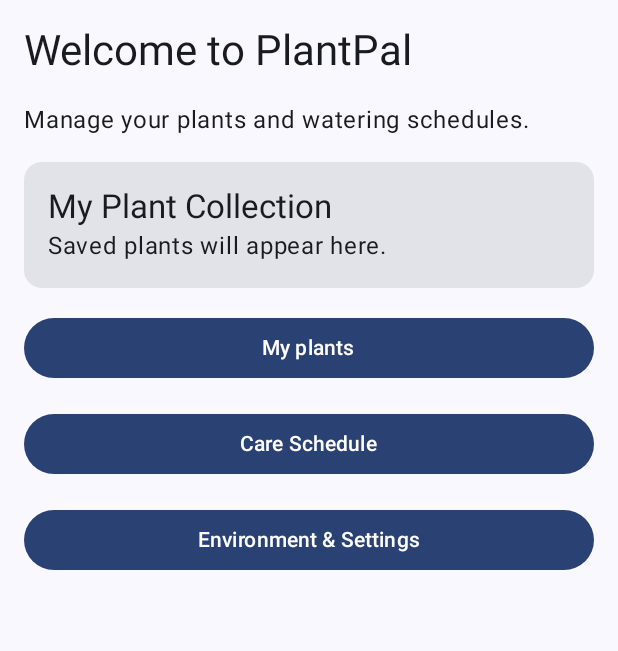
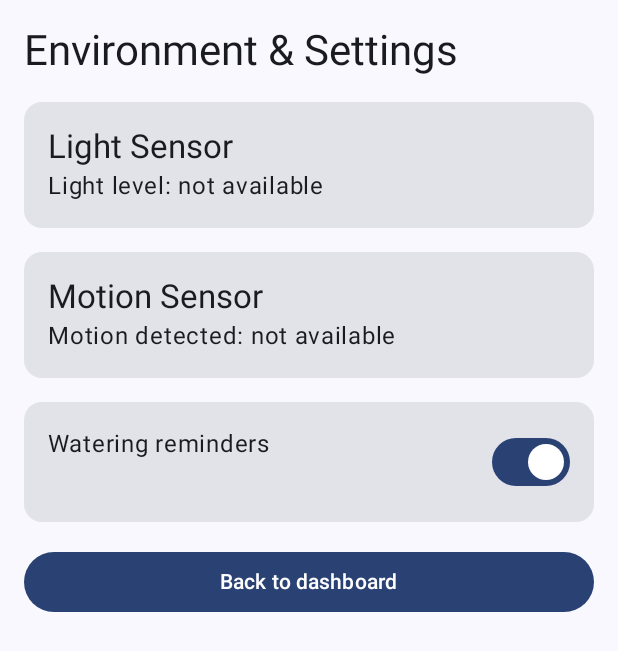
Before and after one commit to S00269936/PlantPal_MobileApplications, an Android app built with Jetpack Compose: the screen it shows after launch (MainActivity), after a tap on "Environment & Settings", on a phone screen of 412 x 824 dp. Shown: the top 651 px of the screen. Run offline under Robolectric (Android 15) with nearby library versions, the phone set to English and light mode, and no system bars.

Commit message:
enviormebt screen created

```diff
--- a/app/src/main/java/com/example/plantpal/MainActivity.kt
+++ b/app/src/main/java/com/example/plantpal/MainActivity.kt
@@ -17,6 +17,7 @@ import com.example.plantpal.ui.theme.PlantPalTheme
 import com.example.plantpal.screens.PlantDetailsScreen
 import com.example.plantpal.screens.PlantFormScreen
 import com.example.plantpal.screens.CareScheduleScreen
+import com.example.plantpal.screens.EnvironmentScreen
 
 class MainActivity : ComponentActivity() {
 
@@ -42,6 +43,9 @@ class MainActivity : ComponentActivity() {
                                 },
                                 onScheduleClick = {
                                     navController.navigate("careschedule")
+                                },
+                                onEnvironmentClick = {
+                                    navController.navigate("environment")
                                 }
                             )
                         }
@@ -79,6 +83,13 @@ class MainActivity : ComponentActivity() {
                                 }
                             )
                         }
+                        composable("environment") {
+                            EnvironmentScreen(
+                                onBackClick = {
+                                    navController.popBackStack()
+                                }
+                            )
+                        }
                     }
                 }
             }
--- a/app/src/main/java/com/example/plantpal/screens/DashboardScreen.kt
+++ b/app/src/main/java/com/example/plantpal/screens/DashboardScreen.kt
@@ -9,7 +9,8 @@ import androidx.compose.ui.unit.dp
 @Composable
 fun DashboardScreen(
     onMyPlantsClick: () -> Unit,
-    onScheduleClick: () -> Unit
+    onScheduleClick: () -> Unit,
+    onEnvironmentClick: () -> Unit
 ) {
     Column(
         modifier = Modifier.fillMaxSize()
@@ -50,7 +51,7 @@ fun DashboardScreen(
             Text("Care Schedule")
         }
         Button(
-            onClick = {},
+            onClick = onEnvironmentClick,
             modifier = Modifier.fillMaxWidth()
         ) { Text("Environment & Settings") }
     }
--- /dev/null
+++ b/app/src/main/java/com/example/plantpal/screens/EnvironmentScreen.kt
@@ -0,0 +1,48 @@
+package com.example.plantpal.screens
+
+import androidx.compose.foundation.layout.*
+import androidx.compose.material3.*
+import androidx.compose.runtime.*
+import androidx.compose.ui.Modifier
+import androidx.compose.ui.unit.dp
+
+@Composable
+fun EnvironmentScreen(
+    onBackClick: () -> Unit
+) {
+    var remindersEnabled by remember { mutableStateOf(true) }
+Column(modifier = Modifier.fillMaxSize().padding(16.dp),
+    verticalArrangement = Arrangement.spacedBy(16.dp)){
+    Text(
+        text = "Environment & Settings",
+        style = MaterialTheme.typography.headlineMedium
+    )
+    Card(modifier = Modifier.fillMaxWidth()) {
+        Column(modifier = Modifier.padding(16.dp)) {
+            Text(text = "Light Sensor",
+                style = MaterialTheme.typography.titleLarge)
+            Text("Light level: not available")
+        }
+    }
+    Card(modifier = Modifier.fillMaxWidth()) {
+        Column(modifier = Modifier.padding(16.dp)) {
+            Text(text = "Motion Sensor",
+                style = MaterialTheme.typography.titleLarge)
+            Text("Motion detected: not available")
+        }
+    }
+    Card(
+        modifier = Modifier.fillMaxWidth()
+    ) {
+        Row(modifier = Modifier.padding(16.dp),
+            horizontalArrangement = Arrangement.SpaceBetween) {
+            Text(text = "Watering reminders",
+                modifier = Modifier.weight(1f))
+            Switch(checked = remindersEnabled,
+                onCheckedChange = {remindersEnabled = it})
+        }
+    }
+    Button(onClick = onBackClick, modifier = Modifier.fillMaxWidth()) {
+        Text("Back to dashboard")
+    }
+}}
```
